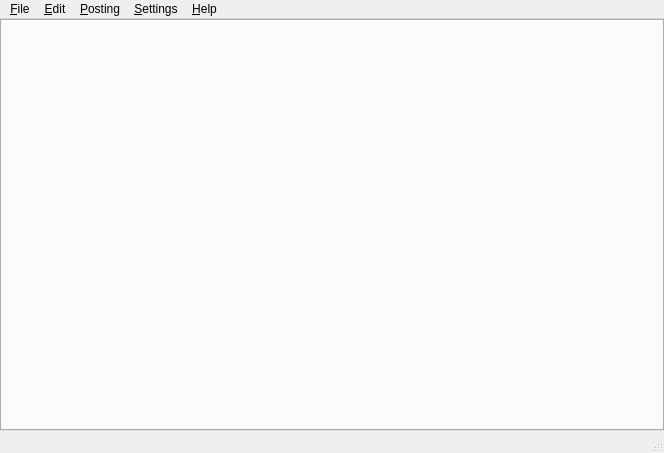
Above: src/mainwindow.ui from KDE/knipptasch before the change. Below: the same form after it.
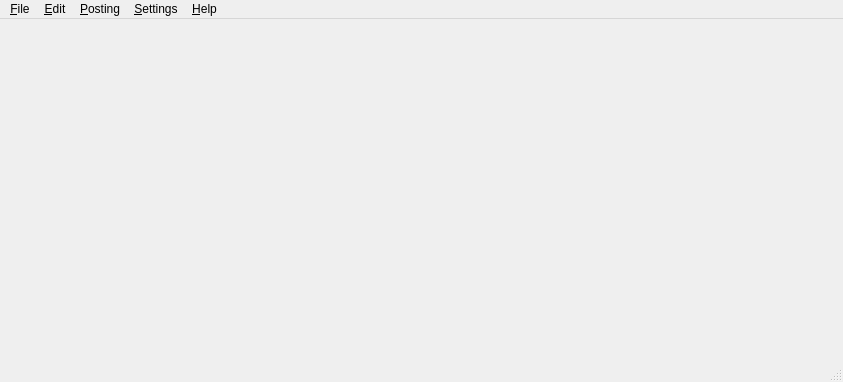
That is the form after the change. Icons and pictures are not drawn. Custom widgets are drawn as their Qt base class.

Commit message: initial new search widget

What changed in the file:
```diff
--- a/src/mainwindow.ui
+++ b/src/mainwindow.ui
@@ -7,8 +7,8 @@
    <rect>
     <x>0</x>
     <y>0</y>
-    <width>664</width>
-    <height>453</height>
+    <width>843</width>
+    <height>382</height>
    </rect>
   </property>
   <property name="windowTitle">
@@ -40,7 +40,11 @@
          <number>0</number>
         </property>
         <item>
-         <widget class="KTabWidget" name="tabWidget"/>
+         <widget class="KTabWidget" name="tabWidget">
+          <property name="documentMode">
+           <bool>true</bool>
+          </property>
+         </widget>
         </item>
        </layout>
       </widget>
@@ -53,7 +57,7 @@
     <rect>
      <x>0</x>
      <y>0</y>
-     <width>664</width>
+     <width>843</width>
      <height>20</height>
     </rect>
    </property>
```
Left out of the diff: 3 changed lines with no effect on the pictures. The commit also changes 6 other files.
